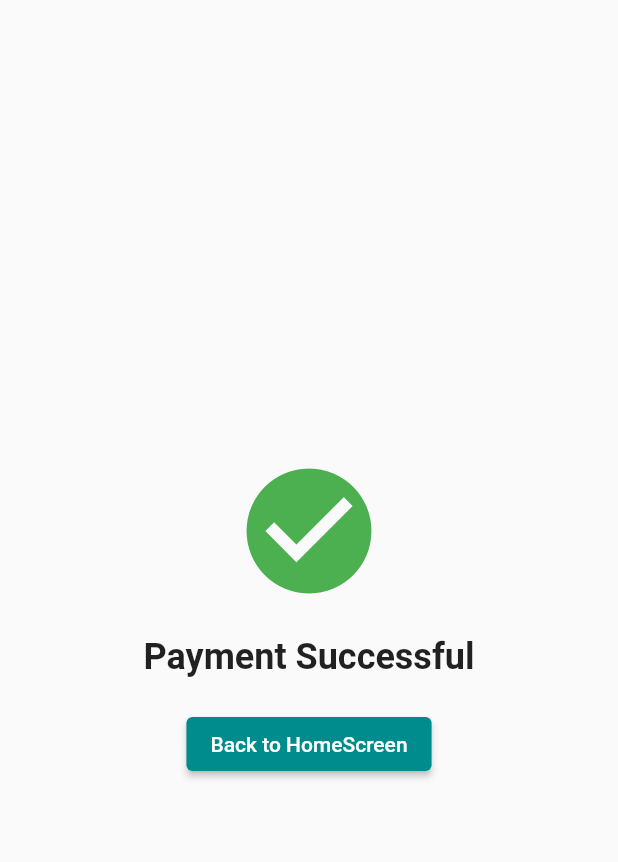
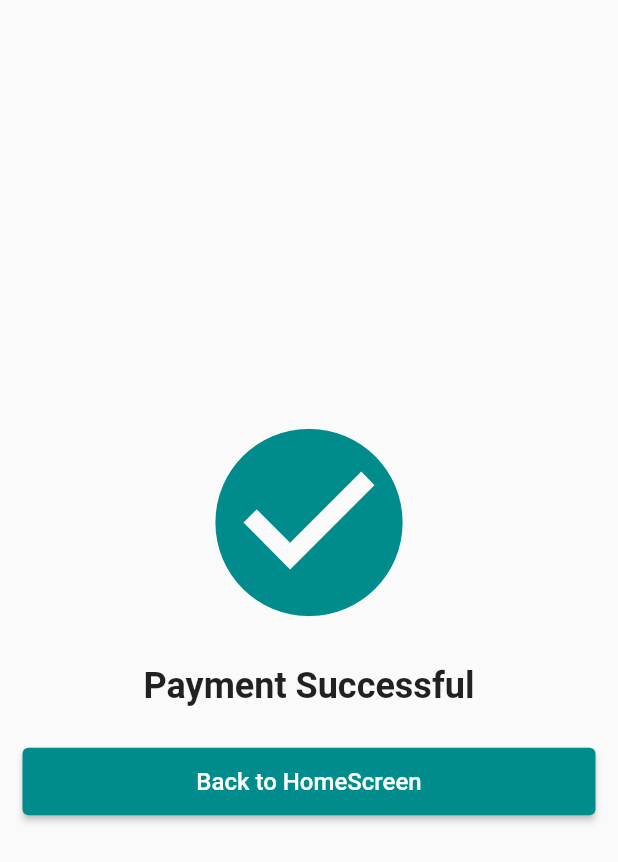
Before and after one commit to alidogangullu/project_mobile, a Flutter app: the PaymentSuccessScreen screen opened directly, on a phone screen of 412 x 824 dp. Shown: the top 862 px of the screen. Run offline on Flutter 3.47's test engine with Material 2 defaults, Android fonts, the phone set to English and light mode, and no system bars; our stand-ins replace cloud_firestore, firebase_auth, firebase_core, firebase_storage, flutter_image_compress, flutter_rating_bar and 9 more; missing offline and left inert: android_flutter_wifi, mobile_scanner, place_picker, safe_device, simple_speed_dial, slide_action; accounts and stored records are empty.

Commit message:
payment success screen ui color change

```diff
--- a/lib/Customer/order.dart
+++ b/lib/Customer/order.dart
@@ -3,6 +3,7 @@ import 'package:flutter/cupertino.dart';
 import 'package:flutter/material.dart';
 import 'package:project_mobile/Authentication/loginPage.dart';
 import 'package:project_mobile/Customer/customerHome.dart';
+import 'package:project_mobile/customWidgets.dart';
 import 'package:slide_action/slide_action.dart';
 
 class OrdersPage extends StatefulWidget {
@@ -593,10 +594,10 @@ class PaymentSuccessScreen extends StatelessWidget {
         child: Column(
           mainAxisAlignment: MainAxisAlignment.center,
           children: [
-            const Icon(
+            Icon(
               Icons.check_circle,
-              size: 100,
-              color: Colors.green,
+              size: 150,
+              color: Theme.of(context).primaryColor,
             ),
             const SizedBox(height: 20),
             const Text(
@@ -604,16 +605,12 @@ class PaymentSuccessScreen extends StatelessWidget {
               style: TextStyle(fontSize: 24, fontWeight: FontWeight.bold),
             ),
             const SizedBox(height: 20),
-            ElevatedButton(
-              onPressed: () {
-                // Navigate back to the home screen and clear stack
-                Navigator.pushAndRemoveUntil(
-                    context,
-                    MaterialPageRoute(builder: (_) => const CustomerHome()),
-                    (route) => false);
-              },
-              child: const Text('Back to HomeScreen'),
-            ),
+            menuButton('Back to HomeScreen', () {
+              Navigator.pushAndRemoveUntil(
+                  context,
+                  MaterialPageRoute(builder: (_) => const CustomerHome()),
+                      (route) => false);
+            })
           ],
         ),
       ),
```
